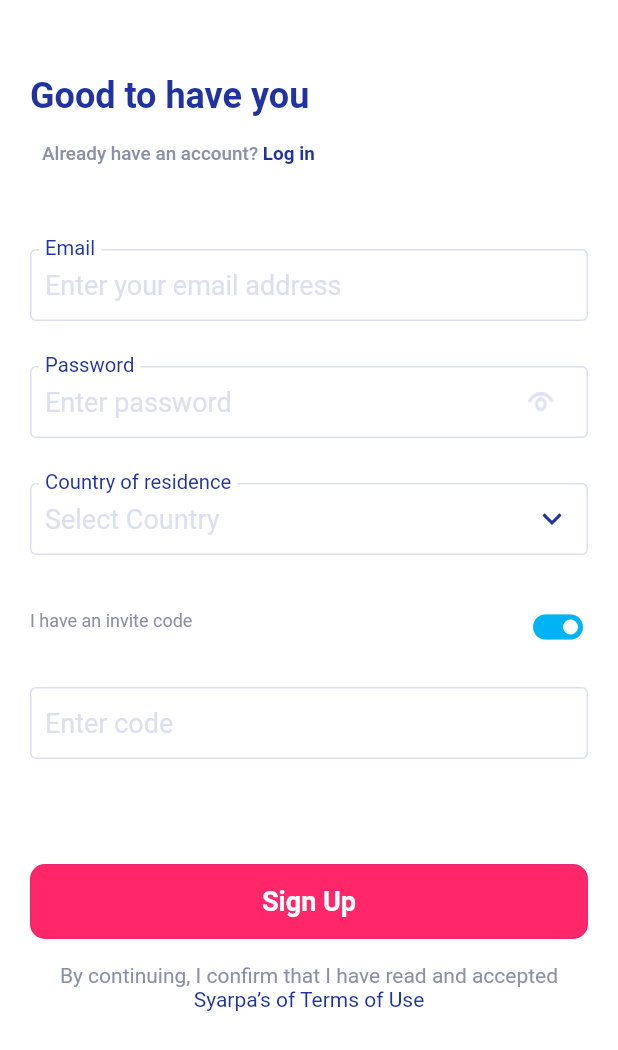
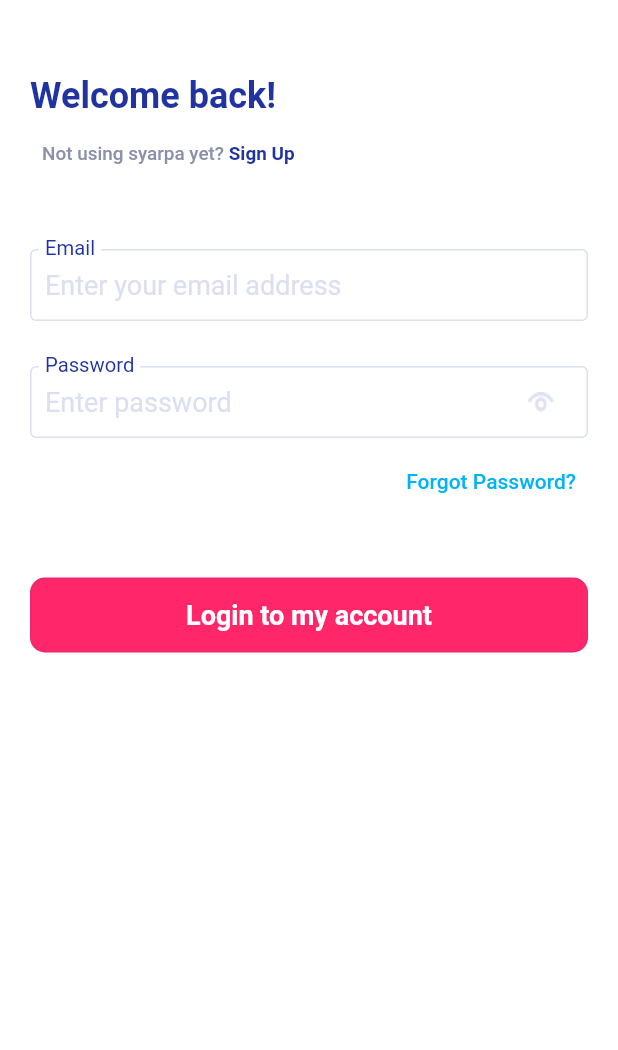
Before and after one commit to Andhrah/fintech-crypto-fiat, a Flutter app: the SignupScreen screen opened by its route, after a tap on an icon or button, on a phone screen of 412 x 824 dp. Shown: the top 1050 px of the screen. Run offline on Flutter 3.47's test engine with Material 2 defaults, Android fonts, the phone set to English and light mode, and no system bars; our stand-ins replace carousel_slider, remixicon.

Commit message:
implement login screen

```diff
--- a/lib/main.dart
+++ b/lib/main.dart
@@ -1,5 +1,6 @@
 import 'package:flutter/material.dart';
 import 'package:flutter/services.dart';
+import 'package:syarpa/screens/auth/login.dart';
 import 'package:syarpa/screens/auth/signup.dart';
 import 'package:syarpa/screens/onboarding/onboarding.dart';
 import 'package:syarpa/screens/onboarding/splashscreen.dart';
@@ -40,6 +41,7 @@
         SplashScreen.id: (context) => const SplashScreen(),
         OnboardingScreen.id: (context) => const OnboardingScreen(),
         SignupScreen.id: (context) => const SignupScreen(),
+        LoginScreen.id: (context) => const LoginScreen(),
       }
       // home: const MyHomePage(title: 'Flutter Demo Home Page'),
     );
--- /dev/null
+++ b/lib/screens/auth/login.dart
@@ -0,0 +1,120 @@
+import 'package:flutter/material.dart';
+import 'package:syarpa/screens/auth/signup.dart';
+import 'package:syarpa/utils/colors.dart';
+import 'package:syarpa/utils/constant.dart';
+import 'package:syarpa/widgets/button.dart';
+import 'package:syarpa/widgets/input_field.dart';
+
+class LoginScreen extends StatefulWidget {
+  static const String id = 'login';
+
+  const LoginScreen({Key? key}) : super(key: key);
+
+  @override
+  _LoginScreenState createState() => _LoginScreenState();
+}
+
+class _LoginScreenState extends State<LoginScreen> {
+  @override
+  Widget build(BuildContext context) {
+    return Scaffold(
+      backgroundColor: whiteColor,
+      body: SingleChildScrollView(
+        child: SafeArea(
+          child: Container(
+            padding: const EdgeInsets.symmetric(horizontal: 20.0, vertical: 30.0),
+            child: Column(
+              crossAxisAlignment: CrossAxisAlignment.start,
+              children: [
+                kSizeBox,
+                const Text(
+                  'Welcome back!',
+                  style: TextStyle(fontSize: 24.0, fontWeight: FontWeight.w600, color: appPrimaryColor),
+                ),
+
+                TextButton(
+                  onPressed: () {
+                    Navigator.of(context).pushNamedAndRemoveUntil(
+                      SignupScreen.id, (route) => false
+                    );
+                  },
+                  child: RichText(
+                    textScaleFactor: 0.9,
+                    text: const TextSpan(
+                      text: 'Not using syarpa yet? ',
+                      style: TextStyle(
+                        color: lightGrayColor,
+                        fontWeight: FontWeight.w500,
+                      ),
+                      children: <TextSpan>[
+                        TextSpan(text: 'Sign Up', style: TextStyle(fontWeight: FontWeight.bold, color: appPrimaryColor)),
+                      ],
+                    ),
+                  ),
+                ),
+
+                kSizeBox,
+                kSizeBox,
+
+                const InputField(
+                  labelText: 'Email',
+                  borderColor: blueGrayColor,
+                  obscureText: false,
+                  hintText: 'Enter your email address'
+                ),
+
+                kSizeBox,
+                const SizedBox(height: 10),
+
+                InputField(
+                  labelText: 'Password',
+                  borderColor: blueGrayColor,
+                  obscureText: false,
+                  hintText: 'Enter password',
+                  suffixIcon: InkWell(
+                    onTap: () {},
+                    // height: MediaQuery.of(context).size.height / 20,
+                    // width: MediaQuery.of(context).size.width / 10,
+                    child: Image.asset(
+                      'assets/images/eye.png',
+                    ),
+                  )
+                ),
+
+                const SizedBox(height: 5),
+
+                Align(
+                  alignment: Alignment.centerRight,
+                  child: TextButton(
+                    onPressed: () {},
+                    child: const Text(
+                      'Forgot Password?',
+                      style: TextStyle(
+                        color: lightBlueColor,
+                        fontSize: 14.0,
+                      ),
+                    ),
+                  ),
+                ),
+
+                kSizeBox,
+                kSizeBox,
+
+                Button(
+                  text: 'Login to my account',
+                  onPress: () {},
+                  color: secondaryColor,
+                  width: MediaQuery.of(context).size.width,
+                  textColor: whiteColor,
+                  isLoading: false
+                ),
+
+                const SizedBox(height: 8.0),
+              ]
+            ),
+          ),
+        )
+      ),
+    );
+  }
+}
--- a/lib/screens/auth/signup.dart
+++ b/lib/screens/auth/signup.dart
@@ -1,5 +1,6 @@
 import 'package:flutter/material.dart';
 import 'package:remixicon/remixicon.dart';
+import 'package:syarpa/screens/auth/login.dart';
 import 'package:syarpa/utils/colors.dart';
 import 'package:syarpa/utils/constant.dart';
 import 'package:syarpa/widgets/basic_input_field.dart';
@@ -34,7 +35,11 @@ class _SignupScreenState extends State<SignupScreen> {
                 ),
 
                 TextButton(
-                  onPressed: () {},
+                  onPressed: () {
+                    Navigator.of(context).pushNamedAndRemoveUntil(
+                      LoginScreen.id, (route) => false
+                    );
+                  },
                   child: RichText(
                     textScaleFactor: 0.9,
                     text: const TextSpan(
--- a/lib/screens/onboarding/onboarding.dart
+++ b/lib/screens/onboarding/onboarding.dart
@@ -1,5 +1,6 @@
 import 'package:carousel_slider/carousel_slider.dart';
 import 'package:flutter/material.dart';
+import 'package:syarpa/screens/auth/login.dart';
 import 'package:syarpa/screens/auth/signup.dart';
 import 'package:syarpa/utils/colors.dart';
 
@@ -224,7 +225,11 @@ class _OnboardingScreenState extends State<OnboardingScreen> {
                       const SizedBox(height: 20.0),
 
                       TextButton(
-                        onPressed: () {},
+                        onPressed: () {
+                          Navigator.of(context).pushNamedAndRemoveUntil(
+                            LoginScreen.id, (route) => false
+                          );
+                        },
                         child: const Text(
                           'Login to account',
                           style: TextStyle(
```
